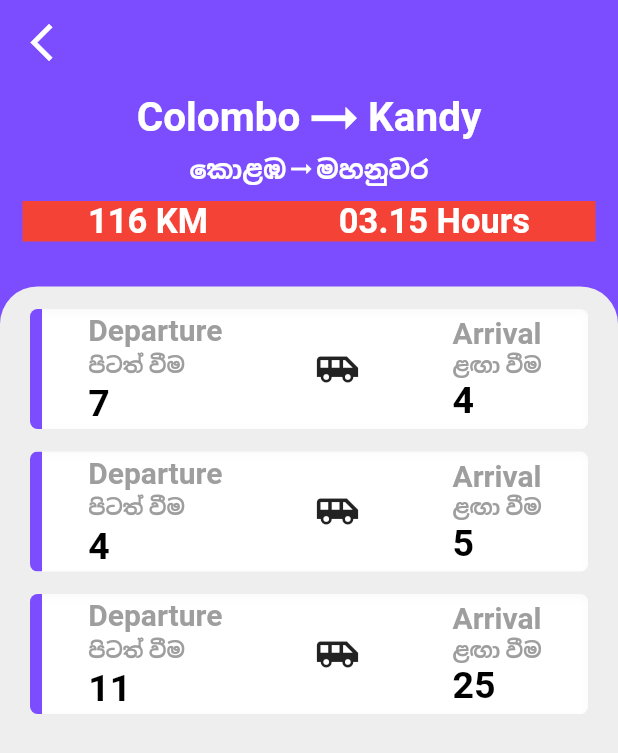
After one commit to VimarshanaBandara/SL-Bus-Timetable-App, a Flutter app: the screen it shows after launch, after a tap on the "arrow forward ios" icon, on a phone screen of 412 x 824 dp. The commit adds this screen. Shown: the top 753 px of the screen. Run offline on Flutter 3.47's test engine with Material 2 defaults, Android fonts, the phone set to English and light mode, and no system bars.

Commit message:
Template

```diff
--- /dev/null
+++ b/lib/destinations/colombo_kandy.dart
@@ -0,0 +1,171 @@
+import 'package:flutter/material.dart';
+class ColomboKandy extends StatefulWidget {
+  @override
+  _ColomboKandyState createState() => _ColomboKandyState();
+}
+
+class _ColomboKandyState extends State<ColomboKandy> {
+  @override
+  Widget build(BuildContext context) {
+    return Scaffold(
+        appBar: AppBar(
+          elevation: 0.0,
+          backgroundColor: Colors.deepPurpleAccent,
+          leading: IconButton(
+            icon: Icon(Icons.arrow_back_ios_outlined,color: Colors.white,size: 30.0,),
+            onPressed: (){},
+          ),
+        ),
+        backgroundColor: Colors.deepPurpleAccent,
+      body: SafeArea(
+         child: Column(
+           crossAxisAlignment: CrossAxisAlignment.stretch,
+           children: [
+            Container(
+
+              width: MediaQuery.of(context).size.width,
+              height: 110.0,
+                child: Column(
+
+
+                  children: [
+                    Row(
+                       mainAxisAlignment: MainAxisAlignment.center,
+                      children: [
+
+                        Text('Colombo',style: TextStyle(color: Colors.white,fontSize: 27.0,fontWeight: FontWeight.bold),),
+                        Icon(Icons.arrow_right_alt_outlined,size: 45.0,color: Colors.white,),
+                        Text('Kandy',style: TextStyle(color: Colors.white,fontSize: 27.0,fontWeight: FontWeight.bold),)
+                      ],
+                    ),
+                    Row(
+                      mainAxisAlignment: MainAxisAlignment.center,
+                      children: [
+                        Text('කොළඹ',style: TextStyle(color: Colors.white,fontSize: 17.0,fontWeight: FontWeight.bold),),
+                        Icon(Icons.arrow_right_alt_outlined,size: 20.0,color: Colors.white,),
+                        Text('මහනුවර',style: TextStyle(color: Colors.white,fontSize: 17.0,fontWeight: FontWeight.bold),)
+                      ],
+                    ),
+                    SizedBox(height: 10.0,),
+                    Container(
+                      width: MediaQuery.of(context).size.width-30,
+                      color: Colors.red,
+                      child: Row(
+                        mainAxisAlignment: MainAxisAlignment.spaceAround,
+                        children: [
+                          Text('116 KM',style: TextStyle(color: Colors.white,fontWeight: FontWeight.bold,fontSize: 23.0),),
+                          Text('03.15 Hours',style: TextStyle(color: Colors.white,fontWeight: FontWeight.bold,fontSize: 23.0),)
+                        ],
+                      ),
+                    )
+                  ],
+                ),
+
+              color: Colors.deepPurpleAccent.shade200,
+            ),
+             SizedBox(height: 25.0),
+             Expanded(
+               child: Container(
+
+                 decoration: BoxDecoration(
+                   color: Colors.grey.shade200,
+                   borderRadius: BorderRadius.only(
+                     topLeft: Radius.circular(25.0),
+                     topRight: Radius.circular(25.0),
+                   )
+                 ),
+                 child: SingleChildScrollView(
+                   child: Column(
+                     children: [
+                       SizedBox(height: 15.0,),
+                       Template('7','4'),
+                       SizedBox(height: 15.0,),
+                       Template('4','5'),
+                       SizedBox(height: 15.0,),
+                       Template('11','25'),
+                        //colombo - kandy
+
+                     ],
+                   ),
+                 ),
+               ),
+             ),
+           ],
+         ),
+      )
+    );
+  }
+
+}
+
+Widget Template(String dep , String ari){
+
+  return Padding(
+    padding: EdgeInsets.symmetric(
+        vertical: 0.0, horizontal: 20.0),
+    child: ClipRRect(
+      borderRadius: BorderRadius.circular(5),
+      child: Container(
+        // height: 80,
+        decoration: BoxDecoration(
+          boxShadow:[
+            BoxShadow(
+              color: Colors.white, //color of shadow
+              spreadRadius: 5, //spread radius
+              blurRadius: 7, // blur radius
+              offset: Offset(0, 2),
+            ),],
+        ),
+        child: Row(
+
+          children: <Widget>[
+            Container(
+              color: Colors.deepPurpleAccent,
+              width: 8,
+              height: 80,
+
+            ),
+
+            Expanded(
+              child: Row(
+                mainAxisAlignment: MainAxisAlignment.spaceAround,
+                children: [
+                  Column(
+                    mainAxisAlignment: MainAxisAlignment.center,
+                    crossAxisAlignment:
+                    CrossAxisAlignment.start,
+                    children: <Widget>[
+                      Text('Departure',style: TextStyle(color: Colors.grey,fontWeight: FontWeight.bold,fontSize: 20.0),),
+                      SizedBox(height: 2.0,),
+                      Text('පිටත් වීම', style: TextStyle(color: Colors.grey,fontWeight: FontWeight.bold,fontSize: 14.0),),
+                      SizedBox(height: 2.0,),
+                      Text(dep, style: TextStyle(color: Colors.black,fontWeight: FontWeight.bold,fontSize: 25.0),)
+                    ],
+                  ),
+
+
+                  Icon(Icons.airport_shuttle,size: 30.0,),
+
+                  Column(
+                    mainAxisAlignment: MainAxisAlignment.center,
+                    crossAxisAlignment:
+                    CrossAxisAlignment.start,
+                    children: <Widget>[
+                      Text('Arrival',style: TextStyle(color: Colors.grey,fontWeight: FontWeight.bold,fontSize: 20.0),),
+                      Text('ළඟා වීම', style: TextStyle(color: Colors.grey,fontWeight: FontWeight.bold,fontSize: 14.0),),
+                      Text(ari, style: TextStyle(color: Colors.black,fontWeight: FontWeight.bold,fontSize: 25.0),)
+                    ],
+                  ),
+                ],
+              ),
+            )
+
+
+
+          ],
+        ),
+      ),
+    ),
+  );
+
+}
--- a/lib/homeScreen.dart
+++ b/lib/homeScreen.dart
@@ -1,3 +1,4 @@
+import 'package:bus_timetable/destinations/colombo_kandy.dart';
 import 'package:flutter/material.dart';
 class HomePage extends StatefulWidget {
   @override
@@ -17,12 +18,12 @@ class _HomePageState extends State<HomePage> {
           width: MediaQuery.of(context).size.width,
 
           decoration: BoxDecoration(
-              color: const Color(0xff7c94b6),
-            image: DecorationImage(
-              image: AssetImage('images/bg1.jpg'),
-              fit: BoxFit.cover,
-
-            )
+              color: Colors.black38,
+          //  image: DecorationImage(
+             // image: AssetImage('images/bg1.jpg'),
+             // fit: BoxFit.cover,
+
+           // )
           ),
 
           child: Column(
@@ -64,8 +65,13 @@ class _HomePageState extends State<HomePage> {
                             ],
                           ),
                         ),
-                        Icon(Icons.arrow_forward_ios,
-                            color: Colors.blue),
+                        IconButton(
+                          icon: Icon(Icons.arrow_forward_ios,
+                              color: Colors.blue),
+                           onPressed: (){
+                            Navigator.push(context, MaterialPageRoute(builder: (context)=>ColomboKandy()));
+                           },
+                        )
                       ],
                     ),
                   ),
```
